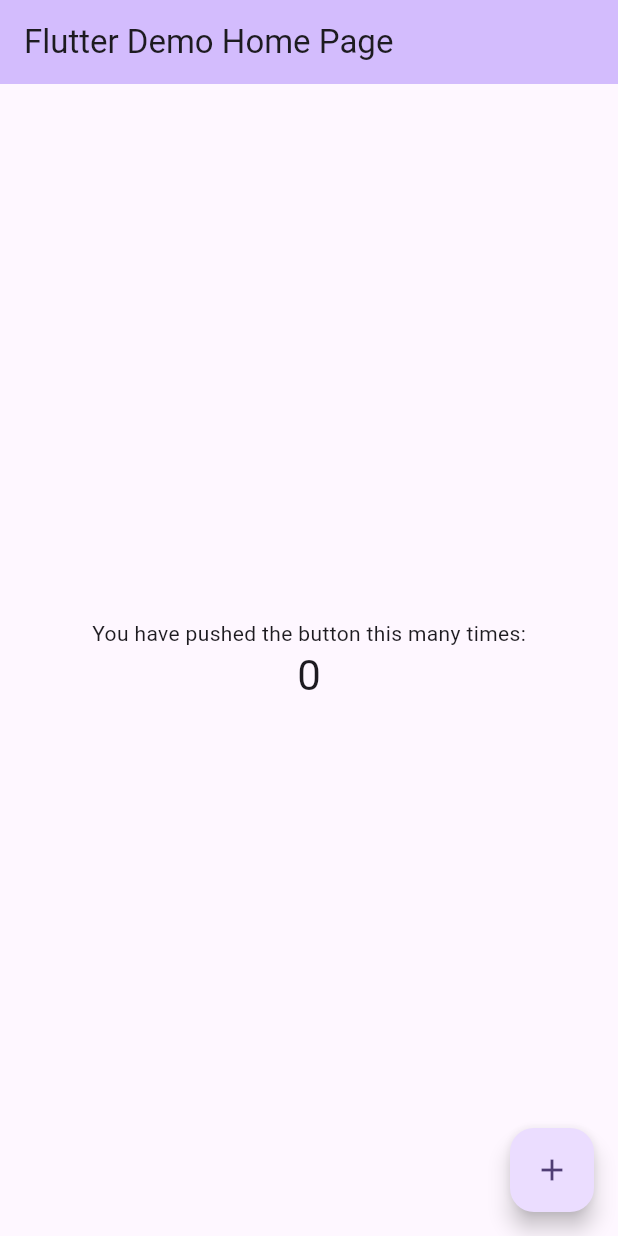
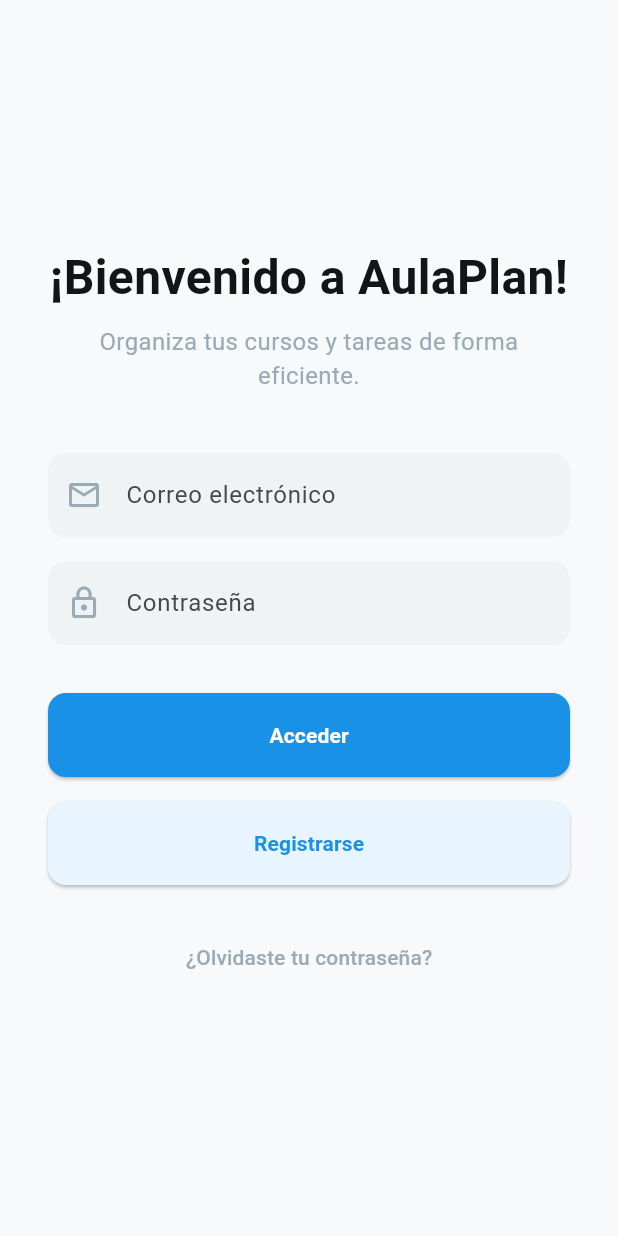
Before and after one commit to Dissentis/planificador-frontend, a Flutter app: the screen it shows after launch, on a phone screen of 412 x 824 dp. Run offline on Flutter 3.47's test engine with Material 3 defaults, Android fonts, the phone set to English and light mode, and no system bars; Roboto replaces fonts that are missing (Spline Sans).

Commit message:
Modificados varios archivos para Flutter

```diff
--- a/lib/main.dart
+++ b/lib/main.dart
@@ -1,122 +1,44 @@
+// lib/main.dart
+
 import 'package:flutter/material.dart';
+// Asegúrate de que la ruta de importación coincida con la estructura de tu proyecto.
+import 'screens/login_screen.dart';
 
+// La función main() es el punto de entrada de toda aplicación en Flutter.
 void main() {
+  // runApp() toma el widget principal de tu app y lo muestra en la pantalla.
   runApp(const MyApp());
 }
 
+// MyApp es el widget raíz de tu aplicación.
 class MyApp extends StatelessWidget {
+  // El constructor, key es un identificador para el widget.
   const MyApp({super.key});
 
-  // This widget is the root of your application.
+  // El método build() describe cómo mostrar el widget.
+  // Es llamado por el framework de Flutter cada vez que el widget necesita ser renderizado.
   @override
   Widget build(BuildContext context) {
+    // MaterialApp es un widget que envuelve varias de las funcionalidades
+    // que comúnmente se necesitan en una aplicación, como la navegación y los temas.
     return MaterialApp(
-      title: 'Flutter Demo',
+      // Este título es usado por el sistema operativo para identificar la app.
+      title: 'AulaPlan',
+
+      // Con esta línea quitamos el banner de "DEBUG" que aparece en la esquina superior derecha.
+      debugShowCheckedModeBanner: false,
+
+      // ThemeData te permite definir un tema visual para toda tu aplicación.
+      // Aquí establecemos la fuente por defecto para que coincida con tus diseños.
       theme: ThemeData(
-        // This is the theme of your application.
-        //
-        // TRY THIS: Try running your application with "flutter run". You'll see
-        // the application has a purple toolbar. Then, without quitting the app,
-        // try changing the seedColor in the colorScheme below to Colors.green
-        // and then invoke "hot reload" (save your changes or press the "hot
-        // reload" button in a Flutter-supported IDE, or press "r" if you used
-        // the command line to start the app).
-        //
-        // Notice that the counter didn't reset back to zero; the application
-        // state is not lost during the reload. To reset the state, use hot
-        // restart instead.
-        //
-        // This works for code too, not just values: Most code changes can be
-        // tested with just a hot reload.
-        colorScheme: ColorScheme.fromSeed(seedColor: Colors.deepPurple),
+        fontFamily: 'Spline Sans',
+        // Puedes definir más propiedades del tema aquí, como los colores primarios.
+        primarySwatch: Colors.blue,
       ),
-      home: const MyHomePage(title: 'Flutter Demo Home Page'),
+
+      // La propiedad 'home' define cuál será la primera pantalla que se muestre
+      // cuando la aplicación se inicie.
+      home: const LoginScreen(),
     );
   }
 }
-
-class MyHomePage extends StatefulWidget {
-  const MyHomePage({super.key, required this.title});
-
-  // This widget is the home page of your application. It is stateful, meaning
-  // that it has a State object (defined below) that contains fields that affect
-  // how it looks.
-
-  // This class is the configuration for the state. It holds the values (in this
-  // case the title) provided by the parent (in this case the App widget) and
-  // used by the build method of the State. Fields in a Widget subclass are
-  // always marked "final".
-
-  final String title;
-
-  @override
-  State<MyHomePage> createState() => _MyHomePageState();
-}
-
-class _MyHomePageState extends State<MyHomePage> {
-  int _counter = 0;
-
-  void _incrementCounter() {
-    setState(() {
-      // This call to setState tells the Flutter framework that something has
-      // changed in this State, which causes it to rerun the build method below
-      // so that the display can reflect the updated values. If we changed
-      // _counter without calling setState(), then the build method would not be
-      // called again, and so nothing would appear to happen.
-      _counter++;
-    });
-  }
-
-  @override
-  Widget build(BuildContext context) {
-    // This method is rerun every time setState is called, for instance as done
-    // by the _incrementCounter method above.
-    //
-    // The Flutter framework has been optimized to make rerunning build methods
-    // fast, so that you can just rebuild anything that needs updating rather
-    // than having to individually change instances of widgets.
-    return Scaffold(
-      appBar: AppBar(
-        // TRY THIS: Try changing the color here to a specific color (to
-        // Colors.amber, perhaps?) and trigger a hot reload to see the AppBar
-        // change color while the other colors stay the same.
-        backgroundColor: Theme.of(context).colorScheme.inversePrimary,
-        // Here we take the value from the MyHomePage object that was created by
-        // the App.build method, and use it to set our appbar title.
-        title: Text(widget.title),
-      ),
-      body: Center(
-        // Center is a layout widget. It takes a single child and positions it
-        // in the middle of the parent.
-        child: Column(
-          // Column is also a layout widget. It takes a list of children and
-          // arranges them vertically. By default, it sizes itself to fit its
-          // children horizontally, and tries to be as tall as its parent.
-          //
-          // Column has various properties to control how it sizes itself and
-          // how it positions its children. Here we use mainAxisAlignment to
-          // center the children vertically; the main axis here is the vertical
-          // axis because Columns are vertical (the cross axis would be
-          // horizontal).
-          //
-          // TRY THIS: Invoke "debug painting" (choose the "Toggle Debug Paint"
-          // action in the IDE, or press "p" in the console), to see the
-          // wireframe for each widget.
-          mainAxisAlignment: MainAxisAlignment.center,
-          children: <Widget>[
-            const Text('You have pushed the button this many times:'),
-            Text(
-              '$_counter',
-              style: Theme.of(context).textTheme.headlineMedium,
-            ),
-          ],
-        ),
-      ),
-      floatingActionButton: FloatingActionButton(
-        onPressed: _incrementCounter,
-        tooltip: 'Increment',
-        child: const Icon(Icons.add),
-      ), // This trailing comma makes auto-formatting nicer for build methods.
-    );
-  }
-}
--- /dev/null
+++ b/lib/screens/login_screen.dart
@@ -0,0 +1,134 @@
+// lib/screens/login_screen.dart
+
+import 'package:flutter/material.dart';
+import 'main_screen.dart'; // Importamos la pantalla principal con la navegación.
+
+class LoginScreen extends StatelessWidget {
+  const LoginScreen({super.key});
+
+  @override
+  Widget build(BuildContext context) {
+    return Scaffold(
+      backgroundColor: const Color(0xFFF8F9FA),
+      body: SafeArea(
+        child: Center(
+          child: SingleChildScrollView(
+            padding: const EdgeInsets.all(32.0),
+            child: ConstrainedBox(
+              constraints: const BoxConstraints(maxWidth: 400),
+              child: Column(
+                mainAxisAlignment: MainAxisAlignment.center,
+                crossAxisAlignment: CrossAxisAlignment.stretch,
+                children: [
+                  // --- Título y Subtítulo ---
+                  const Text(
+                    '¡Bienvenido a AulaPlan!',
+                    textAlign: TextAlign.center,
+                    style: TextStyle(
+                      fontSize: 32,
+                      fontWeight: FontWeight.bold,
+                      color: Color(0xFF111518),
+                    ),
+                  ),
+                  const SizedBox(height: 8),
+                  const Text(
+                    'Organiza tus cursos y tareas de forma eficiente.',
+                    textAlign: TextAlign.center,
+                    style: TextStyle(
+                      fontSize: 16,
+                      color: Color(0xFF9AAAB6),
+                    ),
+                  ),
+                  const SizedBox(height: 40),
+
+                  // --- Campo de Correo Electrónico ---
+                  TextField(
+                    decoration: InputDecoration(
+                      hintText: 'Correo electrónico',
+                      prefixIcon: const Icon(Icons.mail_outline, color: Color(0xFF9AAAB6)),
+                      filled: true,
+                      fillColor: const Color(0xFFF0F3F4),
+                      border: OutlineInputBorder(
+                        borderRadius: BorderRadius.circular(12),
+                        borderSide: BorderSide.none,
+                      ),
+                    ),
+                    keyboardType: TextInputType.emailAddress,
+                  ),
+                  const SizedBox(height: 16),
+
+                  // --- Campo de Contraseña ---
+                  TextField(
+                    obscureText: true,
+                    decoration: InputDecoration(
+                      hintText: 'Contraseña',
+                      prefixIcon: const Icon(Icons.lock_outline, color: Color(0xFF9AAAB6)),
+                      filled: true,
+                      fillColor: const Color(0xFFF0F3F4),
+                      border: OutlineInputBorder(
+                        borderRadius: BorderRadius.circular(12),
+                        borderSide: BorderSide.none,
+                      ),
+                    ),
+                  ),
+                  const SizedBox(height: 32),
+
+                  // --- Botón de Acceder ---
+                  ElevatedButton(
+                    onPressed: () {
+                      // Usamos pushReplacement para que el usuario no pueda "volver atrás"
+                      // a la pantalla de login una vez ha iniciado sesión.
+                      Navigator.of(context).pushReplacement(
+                        MaterialPageRoute(
+                          builder: (context) => const MainScreen(),
+                        ),
+                      );
+                    },
+                    style: ElevatedButton.styleFrom(
+                      backgroundColor: const Color(0xFF1991E6),
+                      foregroundColor: Colors.white,
+                      padding: const EdgeInsets.symmetric(vertical: 18),
+                      shape: RoundedRectangleBorder(
+                        borderRadius: BorderRadius.circular(12),
+                      ),
+                    ),
+                    child: const Text('Acceder', style: TextStyle(fontWeight: FontWeight.bold)),
+                  ),
+                  const SizedBox(height: 16),
+
+                  // --- Botón de Registrarse ---
+                  ElevatedButton(
+                    onPressed: () {
+                      // TODO: Implementar la navegación a la pantalla de registro.
+                    },
+                    style: ElevatedButton.styleFrom(
+                      backgroundColor: const Color(0xFFE8F5FE),
+                      foregroundColor: const Color(0xFF1991E6),
+                      padding: const EdgeInsets.symmetric(vertical: 18),
+                      shape: RoundedRectangleBorder(
+                        borderRadius: BorderRadius.circular(12),
+                      ),
+                    ),
+                    child: const Text('Registrarse', style: TextStyle(fontWeight: FontWeight.bold)),
+                  ),
+                  const SizedBox(height: 24),
+
+                  // --- Enlace de Olvidaste tu contraseña ---
+                  TextButton(
+                    onPressed: (){
+                      // TODO: Implementar la lógica de recuperación de contraseña.
+                    },
+                    child: const Text(
+                      '¿Olvidaste tu contraseña?',
+                       style: TextStyle(color: Color(0xFF9AAAB6)),
+                    ),
+                  ),
+                ],
+              ),
+            ),
+          ),
+        ),
+      ),
+    );
+  }
+}
--- a/pubspec.yaml
+++ b/pubspec.yaml
@@ -34,6 +34,7 @@
   # The following adds the Cupertino Icons font to your application.
   # Use with the CupertinoIcons class for iOS style icons.
   cupertino_icons: ^1.0.8
+  http: ^1.2.1 # <--- AÑADE ESTA LÍNEA
 
 dev_dependencies:
   flutter_test:
```
Also changed, not shown: lib/models/planner_event.dart (added, +31 -0 lines), lib/screens/classes_subjects_screen.dart (added, +219 -0 lines), lib/screens/main_screen.dart (added, +61 -0 lines), lib/screens/weekly_planner_screen.dart (added, +153 -0 lines), pubspec.lock.
